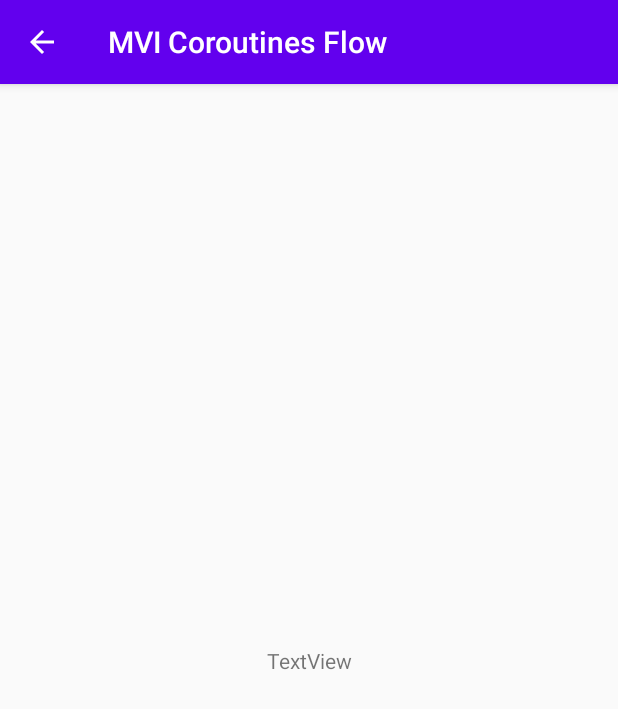
After one commit to Kotlin-Android-Open-Source/MVI-Coroutines-Flow, an Android app: the AddActivity screen opened directly, with no data from a screen before it, on a phone screen of 412 x 824 dp. The commit adds this screen. Shown: the top 709 px of the screen. Run offline under Robolectric (Android 15) with nearby library versions, the phone set to English and light mode, and no system bars.

Commit message:
init add user

```diff
--- a/app/src/main/AndroidManifest.xml
+++ b/app/src/main/AndroidManifest.xml
@@ -12,6 +12,7 @@
         android:roundIcon="@mipmap/ic_launcher_round"
         android:supportsRtl="true"
         android:theme="@style/AppTheme">
+
         <activity android:name=".ui.main.MainActivity">
             <intent-filter>
                 <action android:name="android.intent.action.MAIN" />
@@ -19,6 +20,9 @@
                 <category android:name="android.intent.category.LAUNCHER" />
             </intent-filter>
         </activity>
+
+        <activity android:name=".ui.add.AddActivity" />
+
         <meta-data
             android:name="preloaded_fonts"
             android:resource="@array/preloaded_fonts" />
--- /dev/null
+++ b/app/src/main/java/com/hoc/flowmvi/ui/add/AddActivity.kt
@@ -0,0 +1,21 @@
+package com.hoc.flowmvi.ui.add
+
+import android.os.Bundle
+import android.view.MenuItem
+import androidx.appcompat.app.AppCompatActivity
+import com.hoc.flowmvi.R
+
+class AddActivity : AppCompatActivity() {
+  override fun onCreate(savedInstanceState: Bundle?) {
+    super.onCreate(savedInstanceState)
+    setContentView(R.layout.activity_add)
+    supportActionBar?.setDisplayHomeAsUpEnabled(true)
+  }
+
+  override fun onOptionsItemSelected(item: MenuItem): Boolean {
+    return when (item.itemId) {
+      android.R.id.home -> true.also { finish() }
+      else -> super.onOptionsItemSelected(item)
+    }
+  }
+}
--- /dev/null
+++ b/app/src/main/res/drawable/ic_add_white_24dp.xml
@@ -0,0 +1,5 @@
+<vector android:height="24dp" android:tint="#FFFFFF"
+    android:viewportHeight="24.0" android:viewportWidth="24.0"
+    android:width="24dp" xmlns:android="http://schemas.android.com/apk/res/android">
+    <path android:fillColor="#FF000000" android:pathData="M19,13h-6v6h-2v-6H5v-2h6V5h2v6h6v2z"/>
+</vector>
--- /dev/null
+++ b/app/src/main/res/layout/activity_add.xml
@@ -0,0 +1,18 @@
+<?xml version="1.0" encoding="utf-8"?>
+<androidx.constraintlayout.widget.ConstraintLayout xmlns:android="http://schemas.android.com/apk/res/android"
+    xmlns:app="http://schemas.android.com/apk/res-auto"
+    xmlns:tools="http://schemas.android.com/tools"
+    android:layout_width="match_parent"
+    android:layout_height="match_parent">
+
+    <TextView
+        android:id="@+id/textView"
+        android:layout_width="wrap_content"
+        android:layout_height="wrap_content"
+        android:text="TextView"
+        app:layout_constraintBottom_toBottomOf="parent"
+        app:layout_constraintEnd_toEndOf="parent"
+        app:layout_constraintHorizontal_bias="0.5"
+        app:layout_constraintStart_toStartOf="parent"
+        app:layout_constraintTop_toTopOf="parent" />
+</androidx.constraintlayout.widget.ConstraintLayout>
```
Also changed, not shown: app/src/main/java/com/hoc/flowmvi/ui/main/MainActivity.kt (+20 -4 lines), app/src/main/res/menu/menu_main.xml (added, +11 -0 lines).
